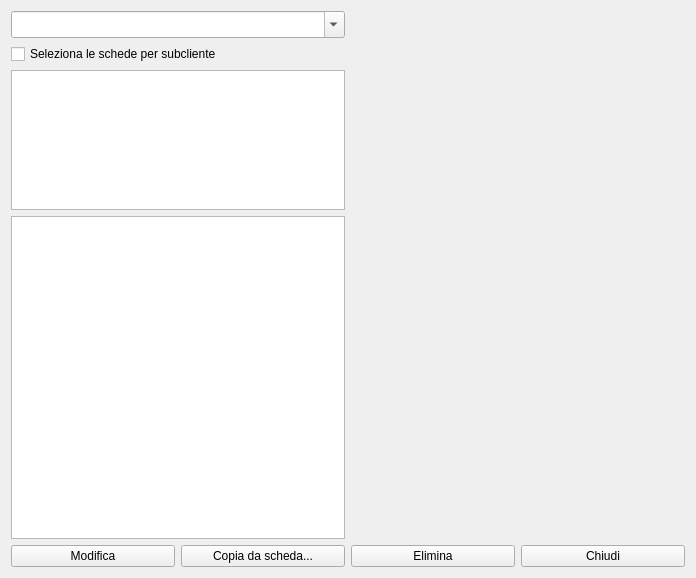
Before: the Qt Designer form hschedeclienti.ui in fblabs/hamlet-mod-sancon, drawn with Qt 5.
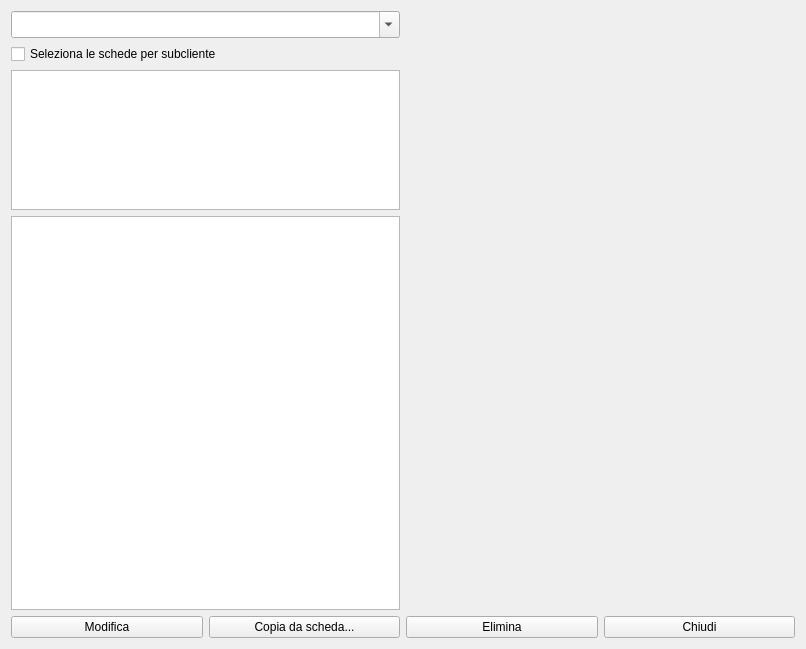
After: the same form once the commit is applied. Icons and pictures are not drawn. Custom widgets are drawn as their Qt base class.

Patch:
```diff
--- a/hschedeclienti.ui
+++ b/hschedeclienti.ui
@@ -9,8 +9,8 @@
    <rect>
     <x>0</x>
     <y>0</y>
-    <width>696</width>
-    <height>578</height>
+    <width>806</width>
+    <height>649</height>
    </rect>
   </property>
   <property name="sizePolicy">
```
Left out of the diff: 12 changed lines with no effect on the pictures.
